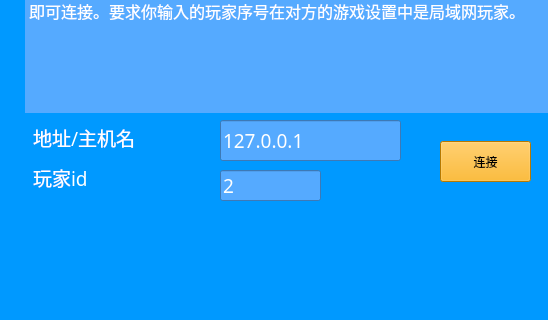
This is qt/Z2/mainwindow.ui in Ezrnest/Z2 as Qt 5 draws it before an edit; both pictures show x 0 to 548 and y 89 to 409 of the 800 by 600 pixel window. The edited form follows.
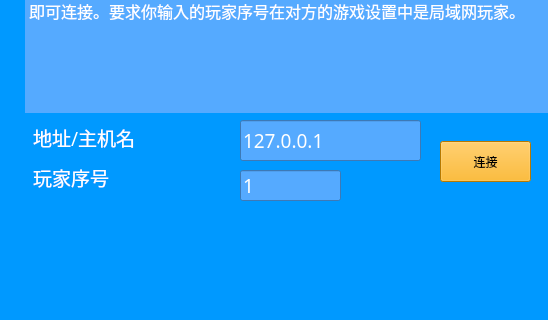
This is the edited form. The open tabs and pages were chosen to show the change. Custom widgets are drawn as their Qt base class.

The edit to the form file:
```diff
--- a/qt/Z2/mainwindow.ui
+++ b/qt/Z2/mainwindow.ui
@@ -635,7 +635,7 @@
      <widget class="QLineEdit" name="textInputAddress">
       <property name="geometry">
        <rect>
-        <x>210</x>
+        <x>230</x>
         <y>209</y>
         <width>181</width>
         <height>41</height>
@@ -656,7 +656,7 @@
        <rect>
         <x>23</x>
         <y>211</y>
-        <width>191</width>
+        <width>201</width>
         <height>31</height>
        </rect>
       </property>
@@ -692,7 +692,7 @@
      <widget class="QLineEdit" name="textInputId">
       <property name="geometry">
        <rect>
-        <x>210</x>
+        <x>230</x>
         <y>259</y>
         <width>101</width>
         <height>31</height>
@@ -705,7 +705,7 @@
        </font>
       </property>
       <property name="text">
-       <string notr="true">2</string>
+       <string notr="true">1</string>
       </property>
      </widget>
      <widget class="QLabel" name="label_7">
@@ -724,7 +724,7 @@
        </font>
       </property>
       <property name="text">
-       <string>玩家id</string>
+       <string>玩家序号</string>
       </property>
      </widget>
      <widget class="QPushButton" name="pushButton_3">
```
Left out of the diff: 4 changed lines with no effect on the pictures.
